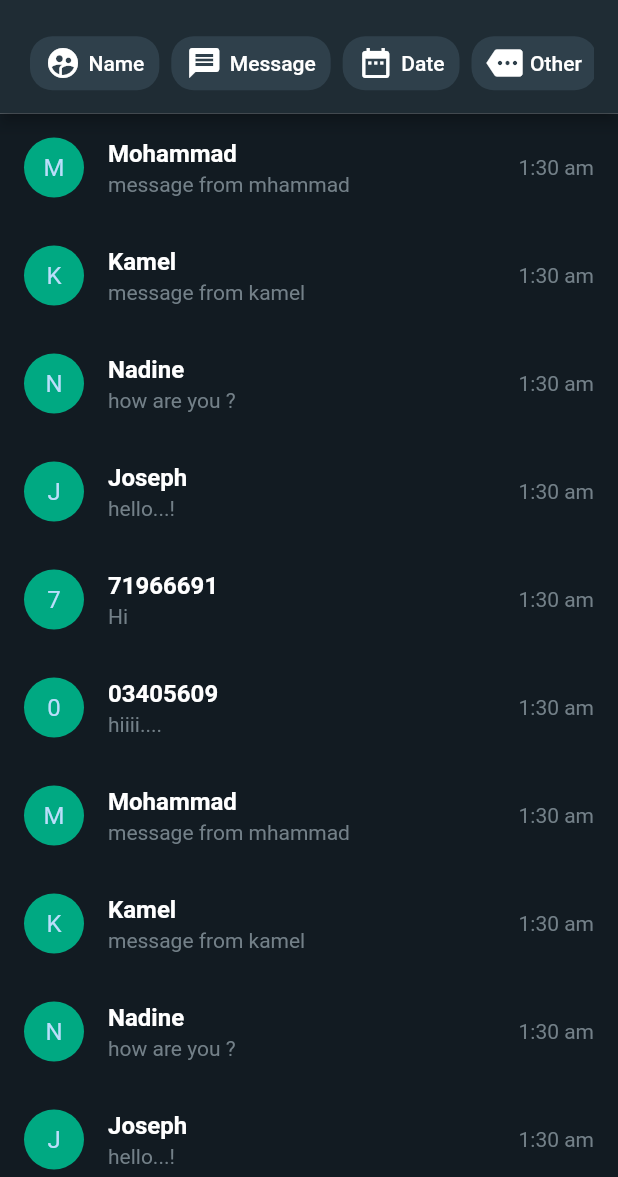
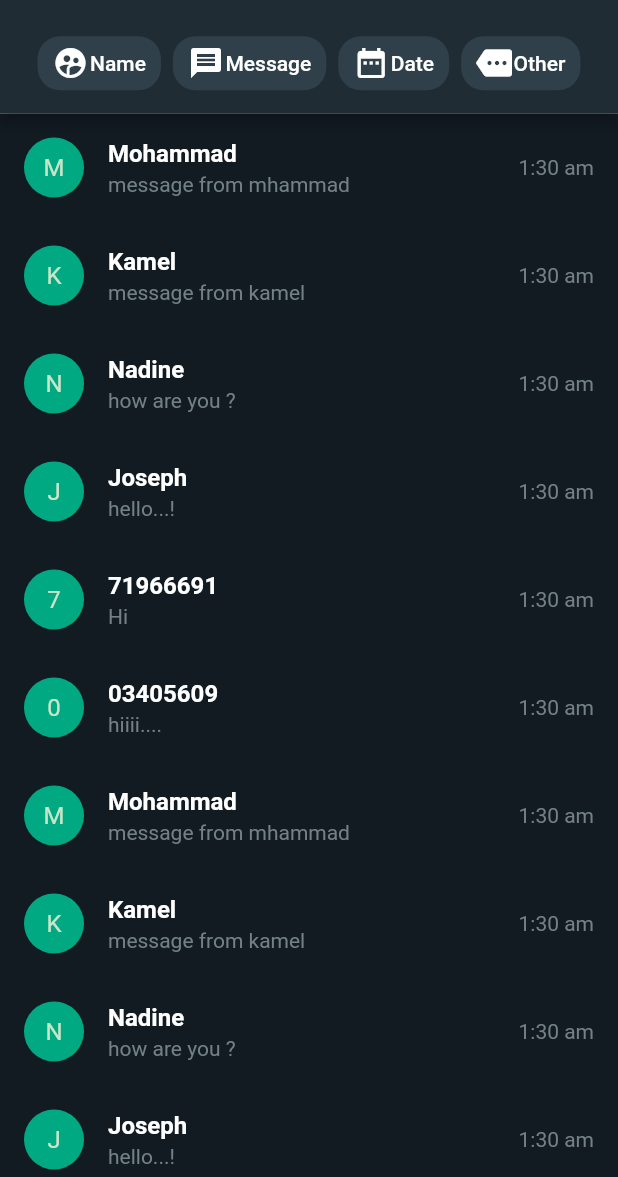
Before and after one commit to mattar88/wp_search_bar, a Flutter app: the screen it shows after launch, after a tap on the "search" icon, on a phone screen of 412 x 824 dp, the part 59-1236 px from its top. Run offline on Flutter 3.47's test engine with Material 2 defaults, Android fonts, the phone set to English and light mode, and no system bars.

Commit message:
Improve code and solve issues
* Add background color for AppBar
* Improve Example
* Improve code and clean it

```diff
--- a/example/lib/main.dart
+++ b/example/lib/main.dart
@@ -39,7 +39,12 @@ class _MyAppState extends State<MyApp> {
   @override
   Widget build(BuildContext context) {
     return MaterialApp(
+      theme: ThemeData(
+        primarySwatch: Colors.green,
+        visualDensity: VisualDensity.adaptivePlatformDensity,
+      ),
       home: WPSearchBar(
+        appBarBackgroundColor: const Color(0xff1f2c34),
         listOfFilters: const {
           'name': {
             'name': 'name',
--- a/lib/wp_search_bar.dart
+++ b/lib/wp_search_bar.dart
@@ -8,8 +8,8 @@ import 'package:flutter/material.dart';
 import 'package:flutter/services.dart';
 
 class WPSearchBar extends StatefulWidget {
-  const WPSearchBar({
-    Key? key,
+  const WPSearchBar(
+      {Key? key,
       required this.listOfFilters,
       this.materialDesign,
       this.onSearch,
@@ -38,7 +38,10 @@ class WPSearchBar extends StatefulWidget {
       this.leading,
       this.iconTheme,
       this.actions,
-  }) : super(key: key);
+      this.appBarBackgroundColor,
+      this.appBarForegroundColor,
+      this.appBarShape})
+      : super(key: key);
 
   /// {@end-tool}
   final List<Widget>? actions;
@@ -307,6 +310,74 @@ class WPSearchBar extends StatefulWidget {
   ///  * [Scaffold.drawer], in which the [Drawer] is usually placed.
   final Widget? leading;
 
+  /// {@template flutter.material.appbar.shape}
+  /// The shape of the app bar's [Material] as well as its shadow.
+  ///
+  /// If this property is null, then [AppBarTheme.shape] of
+  /// [ThemeData.appBarTheme] is used.  Both properties default to null.
+  /// If both properties are null then the shape of the app bar's [Material]
+  /// is just a simple rectangle.
+  ///
+  /// A shadow is only displayed if the [elevation] is greater than
+  /// zero.
+  /// {@endtemplate}
+  ///
+  /// See also:
+  ///
+  ///  * [elevation], which defines the size of the shadow below the app bar.
+  ///  * [shadowColor], which is the color of the shadow below the app bar.
+  final ShapeBorder? appBarShape;
+
+  /// {@template flutter.material.appbar.backgroundColor}
+  /// The fill color to use for an app bar's [Material].
+  ///
+  /// If null, then the [AppBarTheme.backgroundColor] is used. If that value is also
+  /// null, then [AppBar] uses the overall theme's [ColorScheme.primary] if the
+  /// overall theme's brightness is [Brightness.light], and [ColorScheme.surface]
+  /// if the overall theme's [brightness] is [Brightness.dark].
+  ///
+  /// If this color is a [MaterialStateColor] it will be resolved against
+  /// [MaterialState.scrolledUnder] when the content of the app's
+  /// primary scrollable overlaps the app bar.
+  /// {@endtemplate}
+  ///
+  /// See also:
+  ///
+  ///  * [foregroundColor], which specifies the color for icons and text within
+  ///    the app bar.
+  ///  * [Theme.of], which returns the current overall Material theme as
+  ///    a [ThemeData].
+  ///  * [ThemeData.colorScheme], the thirteen colors that most Material widget
+  ///    default colors are based on.
+  ///  * [ColorScheme.brightness], which indicates if the overall [Theme]
+  ///    is light or dark.
+  final Color? appBarBackgroundColor;
+
+  /// {@template flutter.material.appbar.foregroundColor}
+  /// The default color for [Text] and [Icon]s within the app bar.
+  ///
+  /// If null, then [AppBarTheme.foregroundColor] is used. If that
+  /// value is also null, then [AppBar] uses the overall theme's
+  /// [ColorScheme.onPrimary] if the overall theme's brightness is
+  /// [Brightness.light], and [ColorScheme.onSurface] if the overall
+  /// theme's [brightness] is [Brightness.dark].
+  ///
+  /// This color is used to configure [DefaultTextStyle] that contains
+  /// the toolbar's children, and the default [IconTheme] widgets that
+  /// are created if [iconTheme] and [actionsIconTheme] are null.
+  /// {@endtemplate}
+  ///
+  /// See also:
+  ///
+  ///  * [backgroundColor], which specifies the app bar's background color.
+  ///  * [Theme.of], which returns the current overall Material theme as
+  ///    a [ThemeData].
+  ///  * [ThemeData.colorScheme], the thirteen colors that most Material widget
+  ///    default colors are based on.
+  ///  * [ColorScheme.brightness], which indicates if the overall [Theme]
+  ///    is light or dark.
+  final Color? appBarForegroundColor;
+
   @override
   _WPSearchBarState createState() => _WPSearchBarState();
 }
@@ -319,7 +390,7 @@ class _WPSearchBarState extends State<WPSearchBar>
   late Animation<Offset> offset;
   AnimationController? controller;
   final fieldText = TextEditingController();
-  final _debouncer = Debouncer(milliseconds: 150);
+  final _debouncer = Debouncer(milliseconds: 100);
 
   @override
   void initState() {
@@ -424,7 +495,9 @@ class _WPSearchBarState extends State<WPSearchBar>
 
     return Scaffold(
         appBar: AppBar(
-          backgroundColor: const Color(0xff1f2c34),
+          backgroundColor: widget.appBarBackgroundColor,
+          foregroundColor: widget.appBarForegroundColor,
+          shape: widget.appBarShape,
           automaticallyImplyLeading: !isSearching ? true : false,
           toolbarHeight: height,
           leading: !isSearching ? widget.leading : null,
@@ -564,15 +637,15 @@ class _WPSearchBarState extends State<WPSearchBar>
 class Debouncer {
   final int milliseconds;
   late VoidCallback action;
-  Timer _timer = Timer(const Duration(milliseconds: 0), () {});
+  var _timer;
 
   Debouncer({required this.milliseconds});
 
   run(VoidCallback action) {
     // log('----- ${_timer.isActive}');
-    // if (_timer.isActive) {
+    if (_timer.isActive) {
       _timer.cancel();
-    // }
+    }
 
     _timer = Timer(Duration(milliseconds: milliseconds), action);
   }
@@ -633,7 +706,7 @@ class _ButtonFilterState extends State<ButtonFilter> {
                 children: [
                   Icon(widget.icon),
                   const SizedBox(
-                    width: 5,
+                    width: 1,
                   ),
                   Text(widget.title),
                 ],
--- a/pubspec.yaml
+++ b/pubspec.yaml
@@ -1,6 +1,6 @@
 name: wp_search_bar
 description: A Flutter plugin enable you to build a flexible search bar like WhatsApp Search bar.
-version: 0.0.6
+version: 0.0.7
 homepage: https://github.com/mattar88/wp_search_bar
 
 environment:
```
Also changed, not shown: 1 other file. Lines whose indentation alone changed are shown as unchanged.
